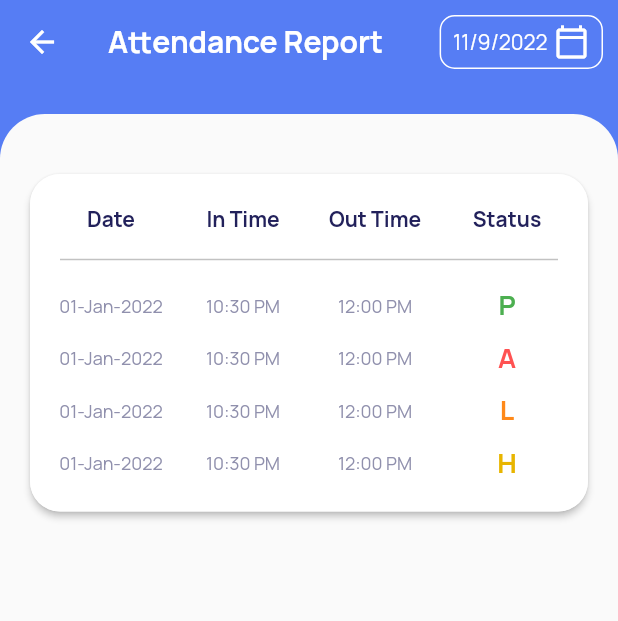
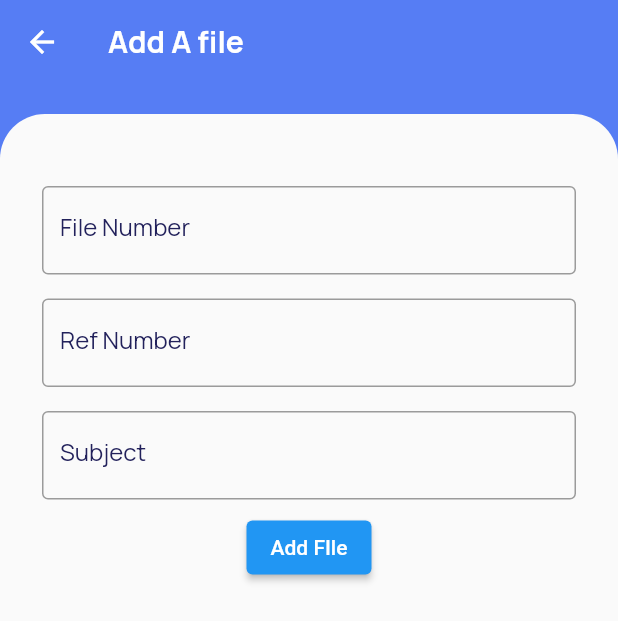
Before and after one commit to GOVISH-DAVIE/lawfirmApp, a Flutter app: the DailyWorkReport screen opened directly, on a phone screen of 412 x 824 dp. Shown: the top 621 px of the screen. Run offline on Flutter 3.47's test engine with Material 2 defaults, Android fonts, the phone set to English and light mode, and no system bars; drawn by our look-alikes of nb_utils; our stand-ins replace country_code_picker, dio, flutter_feather_icons, font_awesome_flutter, geolocator, get_it and 3 more; missing offline and left inert: geocoder2; accounts and stored records are empty.

Commit message:
auth Provider

```diff
--- a/lib/Screens/Employee Directory/employee_directory_screen.dart
+++ b/lib/Screens/Employee Directory/employee_directory_screen.dart
@@ -1,5 +1,7 @@
 import 'package:flutter/material.dart';
+import 'package:hrm_employee/state/Client.dart';
 import 'package:nb_utils/nb_utils.dart';
+import 'package:provider/provider.dart';
 
 import '../../constant.dart';
 import 'employee_directory_details.dart';
@@ -14,7 +16,8 @@ class EmployeeDirectory extends StatefulWidget {
 class _EmployeeDirectoryState extends State<EmployeeDirectory> {
   @override
   Widget build(BuildContext context) {
-    return Scaffold(
+    return Consumer<ClientsProvider>(
+      builder: (context, clientsProviderController, child) => Scaffold(
         resizeToAvoidBottomInset: false,
         backgroundColor: kMainColor,
         floatingActionButton: FloatingActionButton.extended(
@@ -176,6 +179,7 @@ class _EmployeeDirectoryState extends State<EmployeeDirectory> {
             ),
           ],
         ),
+      ),
     );
   }
 }
--- a/lib/Screens/Work Report/daily_work_report.dart
+++ b/lib/Screens/Work Report/daily_work_report.dart
@@ -11,7 +11,6 @@ class DailyWorkReport extends StatefulWidget {
 }
 
 class _DailyWorkReportState extends State<DailyWorkReport> {
-
   DateTime selectedDate = DateTime.now();
 
   Future<void> _selectDate(BuildContext context) async {
@@ -27,7 +26,6 @@ class _DailyWorkReportState extends State<DailyWorkReport> {
     }
   }
 
-
   @override
   Widget build(BuildContext context) {
     return Scaffold(
@@ -38,42 +36,17 @@ class _DailyWorkReportState extends State<DailyWorkReport> {
         elevation: 0.0,
         iconTheme: const IconThemeData(color: Colors.white),
         title: Text(
-          'Attendance Report',
+          'Add A file',
           style: kTextStyle.copyWith(
               color: Colors.white, fontWeight: FontWeight.bold),
         ),
-        actions: [
-          Padding(
-            padding: const EdgeInsets.all(10.0),
-            child: Container(
-              padding: const EdgeInsets.only(left: 8.0, right: 8.0),
-              decoration: BoxDecoration(
-                border: Border.all(color: Colors.white),
-                borderRadius: BorderRadius.circular(10.0),
-              ),
-              child: Row(
-                children: [
-                  Text(
-                    selectedDate.day.toString()+'/'+selectedDate.month.toString()+'/'+selectedDate.year.toString(),
-                    style: kTextStyle.copyWith(color: Colors.white),
-                  ),
-                  const SizedBox(
-                    width: 4.0,
-                  ),
-                  const Icon(
-                    Icons.calendar_today_outlined,
-                    color: Colors.white,
-                  ),
-                ],
-              ),
-            ).onTap(()=> _selectDate(context)),
-          ),
-        ],
       ),
       body: Column(
         crossAxisAlignment: CrossAxisAlignment.start,
         children: [
-          const SizedBox(height: 20.0,),
+          const SizedBox(
+            height: 20.0,
+          ),
           Expanded(
             child: Container(
               padding: const EdgeInsets.all(20.0),
@@ -85,90 +58,56 @@ class _DailyWorkReportState extends State<DailyWorkReport> {
               ),
               child: Column(
                 children: [
-                  const SizedBox(height: 20.0,),
-                  Material(
-                    elevation: 2.0,
-                    borderRadius: BorderRadius.circular(20.0),
-                    child: Container(
-                      padding: const EdgeInsets.all(10.0),
-                      decoration: BoxDecoration(
-                        borderRadius: BorderRadius.circular(20.0),
-                        color: Colors.white,
-                      ),
-                      child: Column(
-                        crossAxisAlignment: CrossAxisAlignment.start,
-                        children: [
-                          const SizedBox(height: 10.0,),
-                          Row(
-                            children: [
-                              Expanded(
-                                  child: Center(child: Text('Date',style: kTextStyle.copyWith(fontWeight: FontWeight.bold),))),
-                              Expanded(child: Center(child: Text('In Time',style: kTextStyle.copyWith(fontWeight: FontWeight.bold),))),
-                              Expanded(child: Center(child: Text('Out Time',style: kTextStyle.copyWith(fontWeight: FontWeight.bold),))),
-                              Expanded(child: Center(child: Text('Status',style: kTextStyle.copyWith(fontWeight: FontWeight.bold),))),
-
-                            ],
-                          ),
-                          const Padding(
-                            padding: EdgeInsets.all(10.0),
-                            child: Divider(color: kBorderColorTextField,thickness: 1.0,),
+                  const SizedBox(
+                    height: 20.0,
+                    width: double.infinity,
                   ),
                   Padding(
-                            padding: const EdgeInsets.only(bottom: 10.0),
-                            child: Row(
-                              children: [
-                                Expanded(
-                                    child: Center(child: Text('01-Jan-2022',style: kTextStyle.copyWith(color: kGreyTextColor,fontSize: 12.0),))),
-                                Expanded(child: Center(child: Text('10:30 PM',style: kTextStyle.copyWith(color: kGreyTextColor,fontSize: 12.0),))),
-                                Expanded(child: Center(child: Text('12:00 PM',style: kTextStyle.copyWith(color: kGreyTextColor,fontSize: 12.0),))),
-                                Expanded(child: Center(child: Text('P',style: kTextStyle.copyWith(color: Colors.green,fontSize: 18.0,fontWeight: FontWeight.bold),))),
-
-                              ],
+                    padding: const EdgeInsets.all(8.0),
+                    child: AppTextField(
+                      textFieldType: TextFieldType.PHONE,
+                      // controller: _controllerUser,
+                      enabled: true,
+                      decoration: InputDecoration(
+                        labelText: 'File Number',
+                        hintText: 'File Number',
+                        labelStyle: kTextStyle,
+                        floatingLabelBehavior: FloatingLabelBehavior.never,
+                        border: const OutlineInputBorder(),
+                      ),
                     ),
                   ),
                   Padding(
-                            padding: const EdgeInsets.only(bottom: 10.0),
-                            child: Row(
-                              children: [
-                                Expanded(
-                                    child: Center(child: Text('01-Jan-2022',style: kTextStyle.copyWith(color: kGreyTextColor,fontSize: 12.0),))),
-                                Expanded(child: Center(child: Text('10:30 PM',style: kTextStyle.copyWith(color: kGreyTextColor,fontSize: 12.0),))),
-                                Expanded(child: Center(child: Text('12:00 PM',style: kTextStyle.copyWith(color: kGreyTextColor,fontSize: 12.0),))),
-                                Expanded(child: Center(child: Text('A',style: kTextStyle.copyWith(color: Colors.redAccent,fontSize: 18.0,fontWeight: FontWeight.bold),))),
-
-                              ],
+                    padding: const EdgeInsets.all(8.0),
+                    child: AppTextField(
+                      textFieldType: TextFieldType.PHONE,
+                      // controller: _controllerUser,
+                      enabled: true,
+                      decoration: InputDecoration(
+                        labelText: 'Ref Number',
+                        hintText: 'Ref Number',
+                        labelStyle: kTextStyle,
+                        floatingLabelBehavior: FloatingLabelBehavior.never,
+                        border: const OutlineInputBorder(),
+                      ),
                     ),
                   ),
                   Padding(
-                            padding: const EdgeInsets.only(bottom: 10.0),
-                            child: Row(
-                              children: [
-                                Expanded(
-                                    child: Center(child: Text('01-Jan-2022',style: kTextStyle.copyWith(color: kGreyTextColor,fontSize: 12.0),))),
-                                Expanded(child: Center(child: Text('10:30 PM',style: kTextStyle.copyWith(color: kGreyTextColor,fontSize: 12.0),))),
-                                Expanded(child: Center(child: Text('12:00 PM',style: kTextStyle.copyWith(color: kGreyTextColor,fontSize: 12.0),))),
-                                Expanded(child: Center(child: Text('L',style: kTextStyle.copyWith(color: kAlertColor,fontSize: 18.0,fontWeight: FontWeight.bold),))),
-
-                              ],
-                            ),
-                          ),
-                          Padding(
-                            padding: const EdgeInsets.only(bottom: 10.0),
-                            child: Row(
-                              children: [
-                                Expanded(
-                                    child: Center(child: Text('01-Jan-2022',style: kTextStyle.copyWith(color: kGreyTextColor,fontSize: 12.0),))),
-                                Expanded(child: Center(child: Text('10:30 PM',style: kTextStyle.copyWith(color: kGreyTextColor,fontSize: 12.0),))),
-                                Expanded(child: Center(child: Text('12:00 PM',style: kTextStyle.copyWith(color: kGreyTextColor,fontSize: 12.0),))),
-                                Expanded(child: Center(child: Text('H',style: kTextStyle.copyWith(color: kHalfDay,fontSize: 18.0,fontWeight: FontWeight.bold),))),
-                              ],
-                            ),
-                          ),
-                        ],
-
+                    padding: const EdgeInsets.all(8.0),
+                    child: AppTextField(
+                      textFieldType: TextFieldType.PHONE,
+                      // controller: _controllerUser,
+                      enabled: true,
+                      decoration: InputDecoration(
+                        labelText: 'Subject',
+                        hintText: 'Subject',
+                        labelStyle: kTextStyle,
+                        floatingLabelBehavior: FloatingLabelBehavior.never,
+                        border: const OutlineInputBorder(),
                       ),
                     ),
                   ),
+                  ElevatedButton(onPressed: () {}, child: Text('Add FIle'))
                 ],
               ),
             ),
--- a/lib/state/geolocateProvider.dart
+++ b/lib/state/geolocateProvider.dart
@@ -22,7 +22,7 @@ class GeolocatorProvider extends ChangeNotifier {
       _position = value;
       getLocationDetails(value.latitude, value.latitude);
     });
-    _checkingData = _db.fetchAllCheckin();
+    // _checkingData = _db.fetchAllCheckin();
     notifyListeners();
   }
 
@@ -41,12 +41,12 @@ class GeolocatorProvider extends ChangeNotifier {
   }
 
   checkIn() {
-    _checkingData = _db.checkin(position: positionLocation);
+    // _checkingData = _db.checkin(position: positionLocation);
     notifyListeners();
   }
 
   checkOut() {
-    _checkingData = _db.checkout();
+    // _checkingData = _db.checkout();
     notifyListeners();
   }
 }
--- a/pubspec.yaml
+++ b/pubspec.yaml
@@ -38,10 +38,11 @@ dependencies:
   provider: ^6.0.3
   get_it:
   geocoder2: ^1.3.0
-  sqlite3: ^1.8.0
-  sqlite3_flutter_libs: ^0.5.9
+  # sqlite3: ^1.8.0
+  # sqlite3_flutter_libs: ^0.5.9
   intl: ^0.17.0
   dio: ^4.0.0
+  sqflite: ^2.0.3+1
 
 dev_dependencies:
   flutter_test:
```
Also changed, not shown: lib/Screens/Home/home_screen.dart (+1 -7 lines), lib/db/db.dart (+77 -65 lines), lib/state/auth.dart (+5 -4 lines), pubspec.lock, 2 other files. Lines whose indentation alone changed are shown as unchanged.
